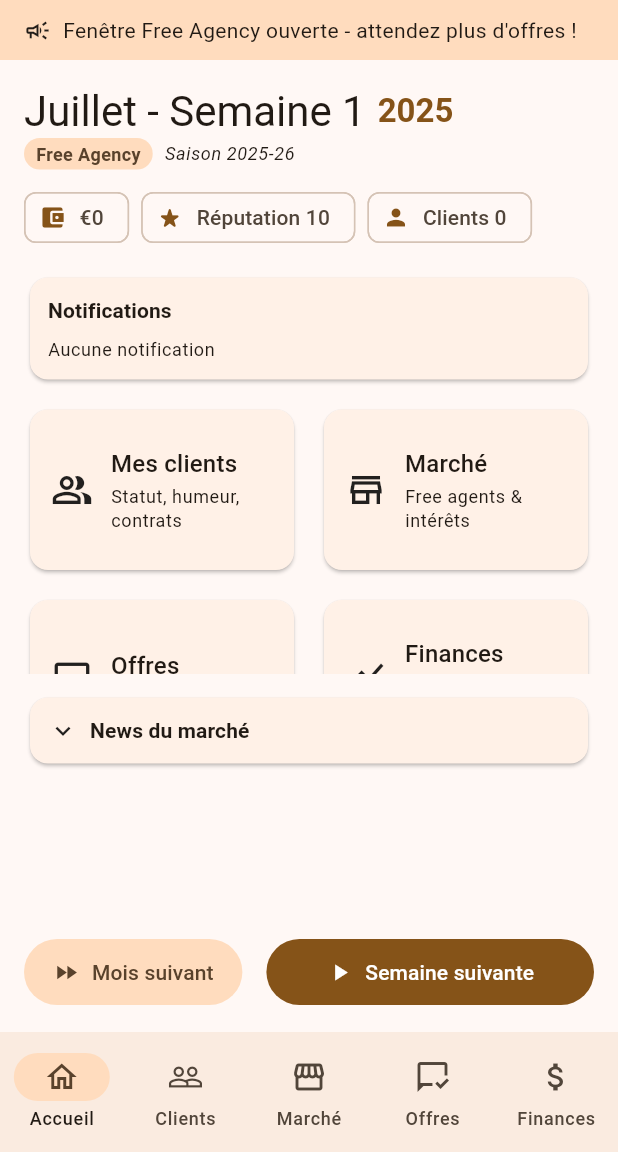
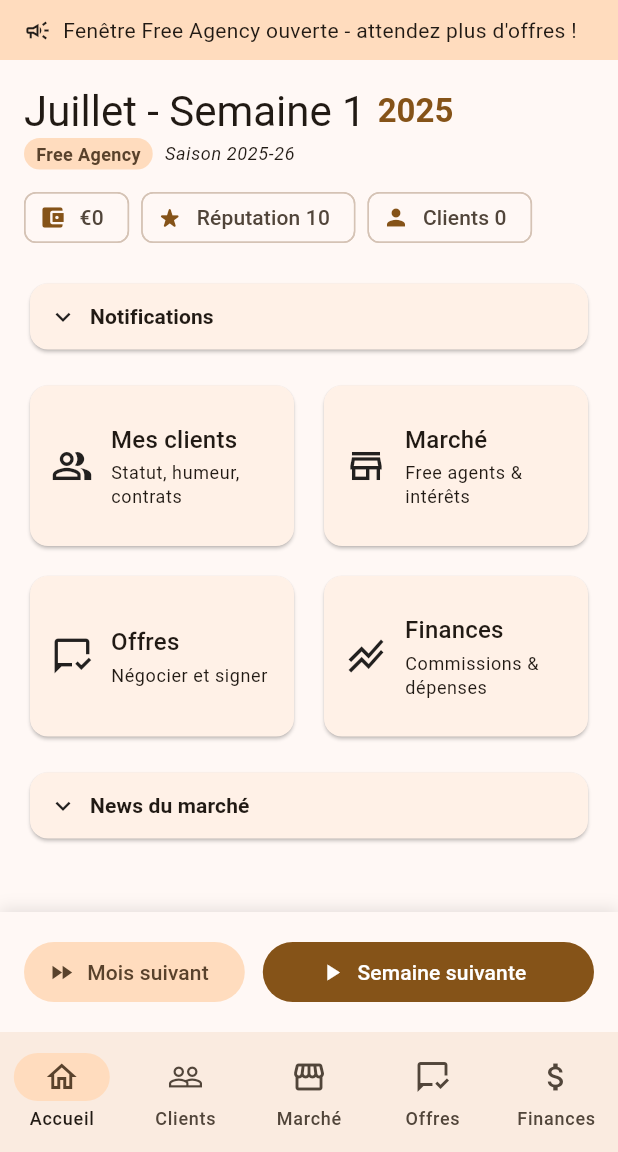
Before and after one commit to antwass/nba_agent, a Flutter app: the HomeScreen screen opened directly, on a phone screen of 412 x 824 dp, the part 84-1236 px from its top. Run offline on Flutter 3.47's test engine with Material 3 defaults, Android fonts, the phone set to English and light mode, and no system bars; our stand-ins replace flutter_riverpod, shared_preferences; accounts and stored records are empty.

Commit message:
25/08 n2

```diff
--- a/lib/features/home/home_screen.dart
+++ b/lib/features/home/home_screen.dart
@@ -160,7 +160,11 @@ class HomeScreen extends ConsumerWidget {
           ),
         ],
       ),
-      body: Column(
+      body: Stack(
+        children: [
+          // Contenu principal avec padding bottom pour les boutons
+          Positioned.fill(
+            child: Column(
               children: [
                 if (isFAWindow)
                   const _BannerInfo(
@@ -170,20 +174,20 @@ class HomeScreen extends ConsumerWidget {
 
                 Expanded(
                   child: SingleChildScrollView(
-              padding: const EdgeInsets.all(16),
+                    padding: const EdgeInsets.fromLTRB(16, 16, 16, 100), // Padding bottom pour les boutons
                     child: Column(
                       crossAxisAlignment: CrossAxisAlignment.stretch,
                       children: [
-                  // Header avec date et stats
+                        // Header stats
                         _HeaderStats(
                           week: league.week,
                           cash: league.agent.cash,
                           reputation: league.agent.reputation,
                           clients: league.agent.clients.length,
                         ),
-                  const SizedBox(height: 12),
+                        const SizedBox(height: 16),
 
-                  // Notifications
+                        // Notifications collapsibles
                         _CompactNotifications(
                           notifications: league.notifications
                               .where((n) => n.week >= league.week - 4)
@@ -199,68 +203,101 @@ class HomeScreen extends ConsumerWidget {
                             }
                           },
                         ),
-                  const SizedBox(height: 12),
+                        const SizedBox(height: 16),
 
-                  // Grille des actions AVEC hauteur fixe
-                  SizedBox(
-                    height: 180, // Hauteur fixe pour 2x2 grille
-                    child: _QuickActions(
-                      notifications: league.notifications,
-                      onOpenClients: () => Navigator.push(context, MaterialPageRoute(builder: (_) => const ClientsScreen())),
-                      onOpenMarket: () => Navigator.push(context, MaterialPageRoute(builder: (_) => const MarketScreen())),
-                      onOpenOffers: () => Navigator.push(context, MaterialPageRoute(builder: (_) => const OffersScreen())),
-                      onOpenFinance: () => Navigator.push(context, MaterialPageRoute(builder: (_) => const FinanceScreen())),
+                        // Grille des 4 boutons d'action
+                        GridView.count(
+                          shrinkWrap: true,
+                          physics: const NeverScrollableScrollPhysics(),
+                          crossAxisCount: 2,
+                          mainAxisSpacing: 12,
+                          crossAxisSpacing: 12,
+                          childAspectRatio: 1.6,
+                          children: [
+                            _ActionCard(
+                              icon: Icons.people_alt_outlined,
+                              title: 'Mes clients',
+                              subtitle: 'Statut, humeur, contrats',
+                              onTap: () => Navigator.push(context, MaterialPageRoute(builder: (_) => const ClientsScreen())),
                             ),
+                            _ActionCard(
+                              icon: Icons.store_mall_directory_outlined,
+                              title: 'Marché',
+                              subtitle: 'Free agents & intérêts',
+                              onTap: () => Navigator.push(context, MaterialPageRoute(builder: (_) => const MarketScreen())),
                             ),
-                  const SizedBox(height: 12),
+                            _ActionCard(
+                              icon: Icons.mark_chat_read_outlined,
+                              title: 'Offres',
+                              subtitle: 'Négocier et signer',
+                              onTap: () => Navigator.push(context, MaterialPageRoute(builder: (_) => const OffersScreen())),
+                              badgeCount: league.notifications.where((n) =>
+                                n.type == NotificationType.offerReceived && !n.isRead).length,
+                            ),
+                            _ActionCard(
+                              icon: Icons.stacked_line_chart_outlined,
+                              title: 'Finances',
+                              subtitle: 'Commissions & dépenses',
+                              onTap: () => Navigator.push(context, MaterialPageRoute(builder: (_) => const FinanceScreen())),
+                            ),
+                          ],
+                        ),
+                        const SizedBox(height: 16),
 
-                  // News du marché en dernier
+                        // News du marché collapsibles
                         _CompactMarketNews(
                           marketNews: league.marketNews.take(10).toList(),
                         ),
-
-                  // Espace pour les boutons flottants
-                  const SizedBox(height: 70),
                       ],
                     ),
                   ),
                 ),
               ],
             ),
-      floatingActionButton: Padding(
-        padding: const EdgeInsets.symmetric(horizontal: 16),
+          ),
+
+          // Boutons flottants positionnés en bas
+          Positioned(
+            bottom: 0,
+            left: 0,
+            right: 0,
+            child: Container(
+              padding: const EdgeInsets.all(16),
+              decoration: BoxDecoration(
+                color: Theme.of(context).scaffoldBackgroundColor,
+                boxShadow: [
+                  BoxShadow(
+                    color: Colors.black.withOpacity(0.1),
+                    blurRadius: 8,
+                    offset: const Offset(0, -2),
+                  ),
+                ],
+              ),
               child: Row(
-          mainAxisAlignment: MainAxisAlignment.spaceBetween,
                 children: [
-            // Bouton Mois suivant (à gauche)
                   Expanded(
                     flex: 2,
                     child: FilledButton.tonalIcon(
                       onPressed: () => nextMonthWithAutosave(context, ref),
                       icon: const Icon(Icons.fast_forward),
                       label: const Text('Mois suivant'),
-                style: FilledButton.styleFrom(
-                  padding: const EdgeInsets.symmetric(horizontal: 16, vertical: 12),
                     ),
                   ),
-            ),
-            const SizedBox(width: 16), // Espace entre les boutons
-            // Bouton Semaine suivante (à droite)
+                  const SizedBox(width: 12),
                   Expanded(
                     flex: 3,
                     child: FilledButton.icon(
                       onPressed: () => nextWeekWithAutosave(context, ref),
                       icon: const Icon(Icons.play_arrow),
                       label: const Text('Semaine suivante'),
-                style: FilledButton.styleFrom(
-                  padding: const EdgeInsets.symmetric(horizontal: 20, vertical: 12),
+                    ),
+                  ),
+                ],
               ),
             ),
           ),
         ],
       ),
-      ),
-      floatingActionButtonLocation: FloatingActionButtonLocation.centerFloat,
 
       // ✅ Un SEUL onDestinationSelected qui gère tous les cas
       bottomNavigationBar: NavigationBar(
@@ -429,61 +466,6 @@ class _StatChip extends StatelessWidget {
   }
 }
 
-class _QuickActions extends StatelessWidget {
-  const _QuickActions({
-    required this.notifications,
-    required this.onOpenClients,
-    required this.onOpenMarket,
-    required this.onOpenOffers,
-    required this.onOpenFinance,
-  });
-
-  final List<GameNotification> notifications;
-  final VoidCallback onOpenClients;
-  final VoidCallback onOpenMarket;
-  final VoidCallback onOpenOffers;
-  final VoidCallback onOpenFinance;
-
-  @override
-  Widget build(BuildContext context) {
-    return GridView.count(
-      physics: const NeverScrollableScrollPhysics(), // Pas de scroll
-      shrinkWrap: false, // Important : false pour utiliser la hauteur du parent
-      crossAxisCount: 2,
-      mainAxisSpacing: 12,
-      crossAxisSpacing: 12,
-      childAspectRatio: 1.6,
-      children: [
-        _ActionCard(
-          icon: Icons.people_alt_outlined,
-          title: 'Mes clients',
-          subtitle: 'Statut, humeur, contrats',
-          onTap: onOpenClients,
-        ),
-        _ActionCard(
-          icon: Icons.store_mall_directory_outlined,
-          title: 'Marché',
-          subtitle: 'Free agents & intérêts',
-          onTap: onOpenMarket,
-        ),
-        _ActionCard(
-          icon: Icons.mark_chat_read_outlined,
-          title: 'Offres',
-          subtitle: 'Négocier et signer',
-          onTap: onOpenOffers,
-          badgeCount: notifications.where((n) =>
-            n.type == NotificationType.offerReceived && !n.isRead).length,
-        ),
-        _ActionCard(
-          icon: Icons.stacked_line_chart_outlined,
-          title: 'Finances',
-          subtitle: 'Commissions & dépenses',
-          onTap: onOpenFinance,
-        ),
-      ],
-    );
-  }
-}
 
 class _ActionCard extends StatelessWidget {
   const _ActionCard({
@@ -562,7 +544,7 @@ class _ActionCard extends StatelessWidget {
 
 
 
-class _CompactNotifications extends StatelessWidget {
+class _CompactNotifications extends StatefulWidget {
   const _CompactNotifications({
     required this.notifications,
     required this.onNotificationTap,
@@ -572,50 +554,127 @@ class _CompactNotifications extends StatelessWidget {
   final Function(GameNotification) onNotificationTap;
 
   @override
+  State<_CompactNotifications> createState() => _CompactNotificationsState();
+}
+
+class _CompactNotificationsState extends State<_CompactNotifications> {
+  bool _isExpanded = false;
+
+  @override
   Widget build(BuildContext context) {
-    final unreadCount = notifications.where((n) => !n.isRead).length;
+    final unreadCount = widget.notifications.where((n) => !n.isRead).length;
 
     return Card(
+      child: Column(
+        children: [
+          InkWell(
+            onTap: () => setState(() => _isExpanded = !_isExpanded),
             child: Padding(
               padding: const EdgeInsets.all(12),
-        child: Column(
-          crossAxisAlignment: CrossAxisAlignment.start,
-          mainAxisSize: MainAxisSize.min,
+              child: Row(
                 children: [
-            Row(
-              mainAxisAlignment: MainAxisAlignment.spaceBetween,
-              children: [
-                Text('Notifications', style: Theme.of(context).textTheme.titleSmall?.copyWith(fontWeight: FontWeight.w600)),
+                  Icon(
+                    _isExpanded ? Icons.expand_less : Icons.expand_more,
+                    size: 20,
+                  ),
+                  const SizedBox(width: 8),
+                  Text(
+                    'Notifications',
+                    style: Theme.of(context).textTheme.titleSmall?.copyWith(
+                      fontWeight: FontWeight.w600
+                    ),
+                  ),
+                  const SizedBox(width: 8),
                   if (unreadCount > 0)
                     Container(
-                    padding: const EdgeInsets.symmetric(horizontal: 6, vertical: 1),
-                    decoration: BoxDecoration(color: Colors.red, borderRadius: BorderRadius.circular(10)),
-                    child: Text('$unreadCount', style: const TextStyle(color: Colors.white, fontSize: 11, fontWeight: FontWeight.bold)),
+                      padding: const EdgeInsets.symmetric(horizontal: 6, vertical: 2),
+                      decoration: BoxDecoration(
+                        color: Colors.red,
+                        borderRadius: BorderRadius.circular(10),
+                      ),
+                      child: Text(
+                        '$unreadCount',
+                        style: const TextStyle(
+                          color: Colors.white,
+                          fontSize: 11,
+                          fontWeight: FontWeight.bold,
+                        ),
+                      ),
+                    ),
+                  const Spacer(),
+                  if (!_isExpanded && widget.notifications.isNotEmpty)
+                    Text(
+                      '${widget.notifications.length} total',
+                      style: TextStyle(
+                        fontSize: 11,
+                        color: Colors.grey[600],
+                      ),
                     ),
                 ],
               ),
-            const SizedBox(height: 8),
-            if (notifications.isEmpty)
-              Text('Aucune notification', style: Theme.of(context).textTheme.bodySmall)
-            else
-              ...notifications.take(2).map((notif) => Padding(
-                padding: const EdgeInsets.symmetric(vertical: 2),
-                child: InkWell(
-                  onTap: () => onNotificationTap(notif),
+            ),
+          ),
+
+          // Contenu collapsible vers le BAS
+          AnimatedCrossFade(
+            firstChild: const SizedBox.shrink(),
+            secondChild: Column(
+              children: [
+                const Divider(height: 1),
+                Container(
+                  constraints: const BoxConstraints(maxHeight: 150),
+                  child: ListView.builder(
+                    shrinkWrap: true,
+                    padding: const EdgeInsets.all(8),
+                    itemCount: widget.notifications.length,
+                    itemBuilder: (context, i) {
+                      final notif = widget.notifications[i];
+                      return InkWell(
+                        onTap: () => widget.onNotificationTap(notif),
+                        child: Padding(
+                          padding: const EdgeInsets.symmetric(vertical: 4, horizontal: 4),
                           child: Row(
                             children: [
-                      Icon(Icons.mail_outline, color: Colors.blue, size: 16),
+                              Icon(
+                                Icons.mail_outline,
+                                color: notif.isRead ? Colors.grey : Colors.blue,
+                                size: 16,
+                              ),
                               const SizedBox(width: 8),
                               Expanded(
-                        child: Text(notif.title, style: TextStyle(fontSize: 13, fontWeight: notif.isRead ? FontWeight.normal : FontWeight.w600), maxLines: 1, overflow: TextOverflow.ellipsis),
+                                child: Text(
+                                  notif.title,
+                                  style: TextStyle(
+                                    fontSize: 13,
+                                    fontWeight: notif.isRead ? FontWeight.normal : FontWeight.w600,
                                   ),
-                      if (!notif.isRead) Container(width: 6, height: 6, margin: const EdgeInsets.only(left: 4), decoration: const BoxDecoration(color: Colors.blue, shape: BoxShape.circle)),
+                                ),
+                              ),
+                              if (!notif.isRead)
+                                Container(
+                                  width: 6,
+                                  height: 6,
+                                  margin: const EdgeInsets.only(left: 4),
+                                  decoration: const BoxDecoration(
+                                    color: Colors.blue,
+                                    shape: BoxShape.circle,
+                                  ),
+                                ),
                             ],
                           ),
                         ),
-              )),
+                      );
+                    },
+                  ),
+                ),
               ],
             ),
+            crossFadeState: _isExpanded
+              ? CrossFadeState.showSecond
+              : CrossFadeState.showFirst,
+            duration: const Duration(milliseconds: 200),
+          ),
+        ],
       ),
     );
   }
```
Lines whose indentation alone changed are shown as unchanged.
